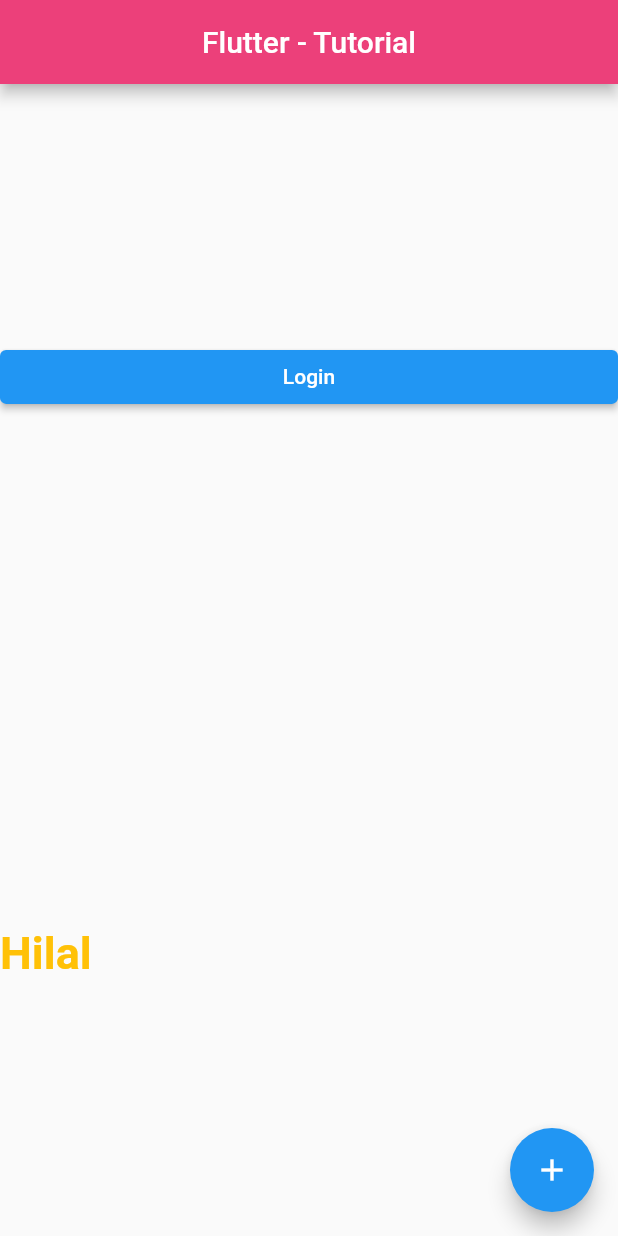
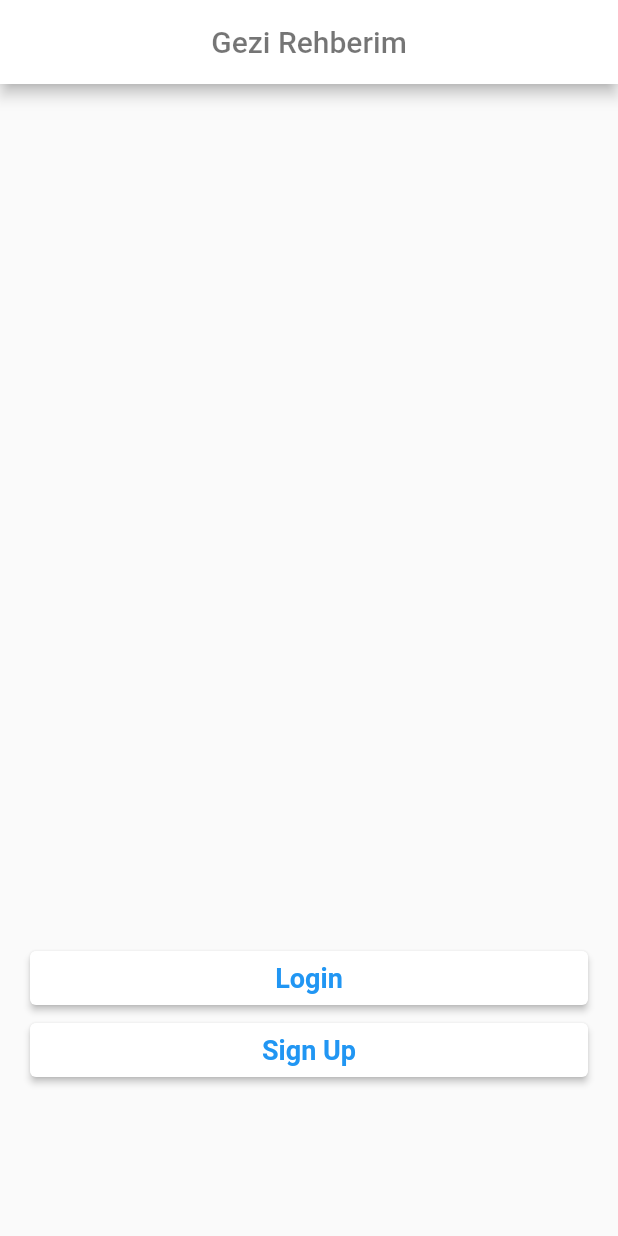
Before and after one commit to hilal-coskun/Flutter-Tutorial, a Flutter app: the screen it shows after launch, on a phone screen of 412 x 824 dp. Run offline on Flutter 3.47's test engine with Material 2 defaults, Android fonts, the phone set to English and light mode, and no system bars.

Commit message:
add main page

```diff
--- a/flutter_tutorial_1/lib/main.dart
+++ b/flutter_tutorial_1/lib/main.dart
@@ -1,4 +1,5 @@
 import 'package:flutter/material.dart';
+import 'package:flutter_tutorial_1/views/home_page.dart';
 
 void main() {
   runApp(const MyApp());
@@ -10,105 +11,12 @@ class MyApp extends StatelessWidget {
   @override
   Widget build(BuildContext context) {
     return MaterialApp(
-      //not visible debug text
       debugShowCheckedModeBanner: false,
-      home: Scaffold(
-        //visible topbar
-        appBar: AppBar(
-          title: const Text('Flutter - Tutorial'),
-          centerTitle: true,
-          backgroundColor: Colors.pink.shade400,
-        ),
-        floatingActionButton: FloatingActionButton(
-          onPressed: () {
-            print('Flutter');
-          },
-          child: const Icon(
-            Icons.add
-          ),
-        ),
-        body: Column(
-          //Position box
-          mainAxisAlignment: MainAxisAlignment.spaceAround,
-          //%100 width
-          crossAxisAlignment: CrossAxisAlignment.stretch,
-          children: [
-            //Row and Container types
-            /*
-            Row(
-              mainAxisAlignment: MainAxisAlignment.spaceAround,
-              children: const [
-                Icon(
-                  Icons.accessible,
-                  color: Colors.red,
-                  size: 50,
-                ),
-                Icon(
-                  Icons.access_alarm,
-                  color: Colors.blue,
-                  size: 50,
-                ),
-                Icon(
-                  Icons.account_circle_outlined,
-                  color: Colors.yellow,
-                  size: 50,
-                ),
-                Icon(
-                  Icons.add_call,
-                  color: Colors.amber,
-                  size: 50,
-                ),
-              ],
-            ),
-            Container(
-              color: Colors.amber,
-              height: 100,
-              width: 100,
-              child: const Center(
-                child: Padding(
-                  padding: EdgeInsets.all(30),
-                  child: Text('Flutter'),
-                )
-              ),
-            ),
-            Container(
-              color: Colors.blue,
-              height: 100,
-              width: 100,
-              child: const Center(
-                child: Text('Flutter')
-                ),
-            ),
-            Container(
-              color: Colors.red,
-              height: 100,
-              width: 100,
-              child: const Center(
-                child: Text('Flutter')
-                ),
-            )*/
-
-            //button types
-            ElevatedButton(
-              onPressed: () {},
-              child: const Text('Login')
-            ),
-            const Text(
-              'Hilal',
-              style: TextStyle(
-                color: Colors.amber,
-                fontSize: 30,
-                fontWeight: FontWeight.bold
-              ),
-            ),
-
-            //IMAGE
-            //Your upload image and path
-            //Image.asset('assets/images/flutterImage.jpg'),
-            //Website url
-            //Image.network('url')
-          ],
-        )),
+      title: 'Flutter Demo',
+      theme: ThemeData(
+        primarySwatch: Colors.blue,
+      ),
+      home: const HomePage(),
     );
   }
 }
--- /dev/null
+++ b/flutter_tutorial_1/lib/views/home_page.dart
@@ -0,0 +1,53 @@
+import 'package:flutter/material.dart';
+
+
+
+class HomePage extends StatelessWidget {
+  const HomePage({Key? key}) : super(key: key);
+
+  @override
+  Widget build(BuildContext context) {
+    return Scaffold(
+      appBar: AppBar(
+        title: const Text(
+          'Gezi Rehberim',
+          style: TextStyle(color: Colors.black54)
+        ),
+        centerTitle: true,
+        backgroundColor: Colors.white,
+      ),
+      body: Padding(
+        padding: const EdgeInsets.only(
+          right: 20.0, left: 20.0, top: 50, bottom: 100,
+        ),
+        child: Column(
+          //Butonlar sayfaya hizalandı
+          crossAxisAlignment: CrossAxisAlignment.stretch,
+          //Sayfa sonuna taşındı (Column içindeki tüm widgetları)
+          mainAxisAlignment: MainAxisAlignment.end,
+          children: [
+
+            ElevatedButton(
+              style: ElevatedButton.styleFrom(
+                primary: Colors.white,
+              ),
+              onPressed: () {
+              print('Log in button');
+            },
+            child: const Text('Login', style: TextStyle(color: Colors.blue, fontSize: 18, fontWeight: FontWeight.bold),)),
+
+            ElevatedButton(
+              style: ElevatedButton.styleFrom(
+                primary: Colors.white,
+              ),
+              onPressed: () {
+              print('Sign Up button');
+            },
+            child: const Text('Sign Up', style: TextStyle(color: Colors.blue, fontSize: 18, fontWeight: FontWeight.bold),)
+            )
+          ],
+        ),
+      ),
+    );
+  }
+}
```
